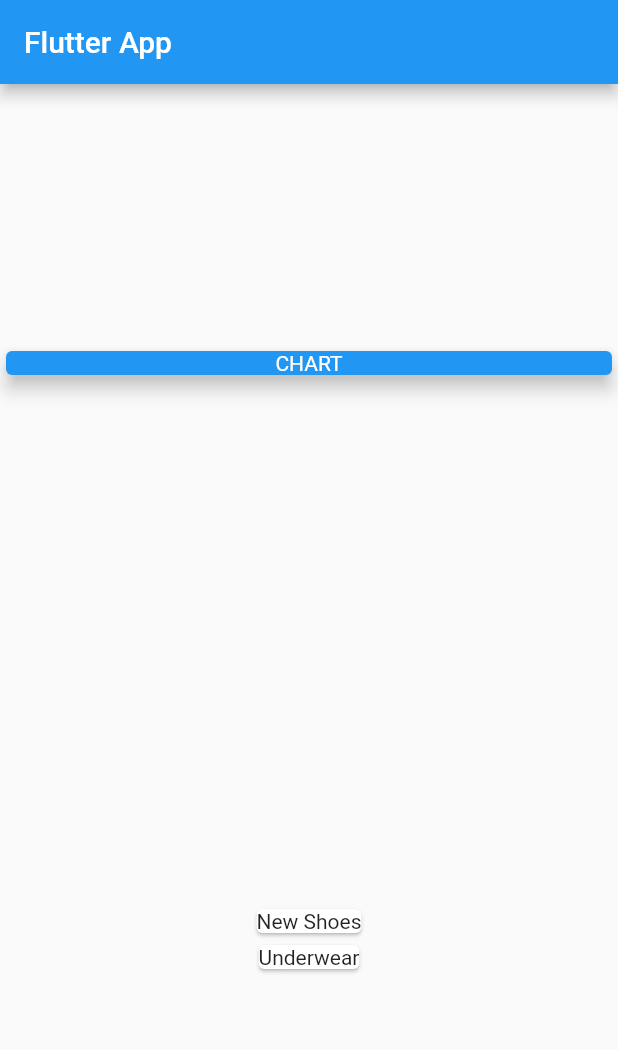
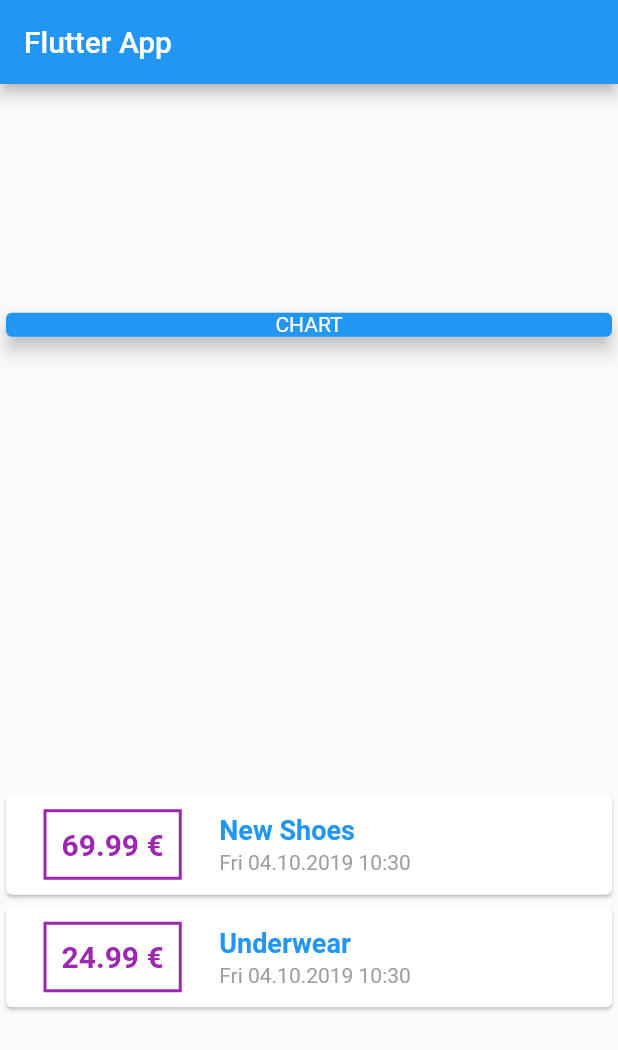
Before and after one commit to raphaelpinel/personal-finances-flutter-app, a Flutter app: the screen it shows after launch, on a phone screen of 412 x 824 dp. Shown: the top 1050 px of the screen. Run offline on Flutter 3.47's test engine with Material 2 defaults, Android fonts, the phone set to English and light mode, and no system bars.

Commit message:
format date and transaction card

```diff
--- a/lib/main.dart
+++ b/lib/main.dart
@@ -1,4 +1,6 @@
 import 'package:flutter/material.dart';
+import 'package:intl/intl.dart';
+
 import './transaction.dart';
 
 void main() => runApp(MyApp());
@@ -53,7 +55,38 @@ class MyHomePage extends StatelessWidget {
           ),
           Column(
             children: transactions.map((tx) {
-                return Card(child: Text(tx.title),);
+              return Card(
+                child: Row(
+                  children: <Widget>[
+                    Container(
+                      margin: EdgeInsets.symmetric(
+                        horizontal: 25,
+                        vertical: 10,
+                      ),
+                      decoration: BoxDecoration(
+                        border: Border.all(color: Colors.purple, width: 2,),
+                      ),
+                      padding: EdgeInsets.all(10),
+                      child: Text(
+                        '${tx.amount.toString()} €',
+                        style: TextStyle(fontWeight: FontWeight.bold, fontSize: 20, color: Colors.purple),
+                      ),
+                    ),
+                    Column(
+                      crossAxisAlignment: CrossAxisAlignment.start,
+                      children: <Widget>[
+                        Padding(
+                          padding: const EdgeInsets.only(bottom: 3.0),
+                          child: Text(tx.title, style: TextStyle(color: Colors.blue, fontSize: 18, fontWeight: FontWeight.bold),),
+                        ),
+                        Text(
+                         new DateFormat('E dd.MM.yyyy H:m').format(tx.date.toLocal()), style: TextStyle(color: Colors.grey, fontSize: 14),
+                        ),
+                      ],
+                    ),
+                  ],
+                ),
+              );
             }).toList(),
           ),
         ],
--- a/pubspec.yaml
+++ b/pubspec.yaml
@@ -19,6 +19,7 @@ environment:
 dependencies:
   flutter:
     sdk: flutter
+  intl: ^0.16.0
 
   # The following adds the Cupertino Icons font to your application.
   # Use with the CupertinoIcons class for iOS style icons.
```
Also changed, not shown: pubspec.lock.
